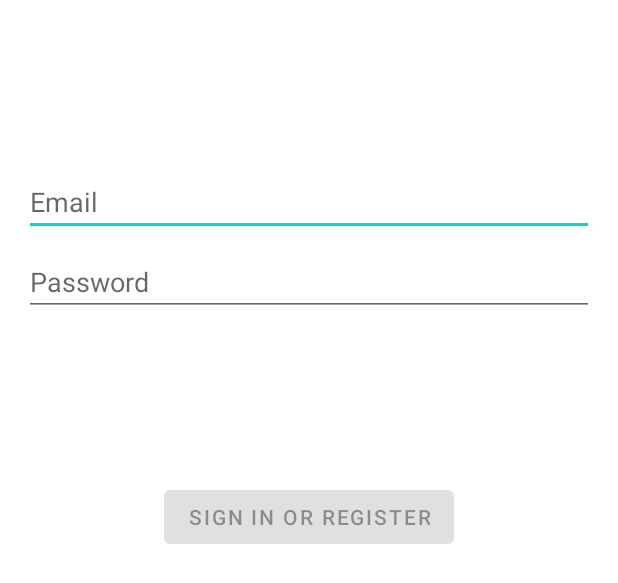
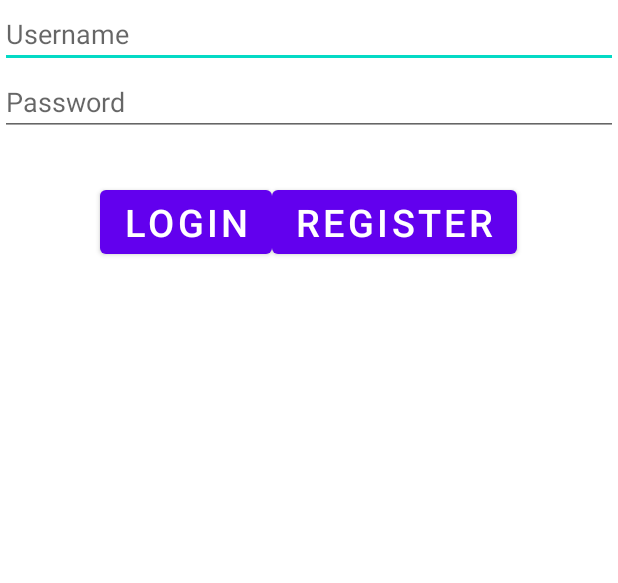
Before and after one commit to Nenonymo/IoT_aem, an Android app: the layout activity_login.xml on its own in the app's theme, with its tools: preview values and no code run, on a phone screen of 412 x 824 dp. Shown: the top 583 px of the screen. Run offline under Robolectric (Android 15) with nearby library versions, the phone set to English and light mode, and no system bars.

Commit message:
add more python scripts and remove old login

```diff
--- a/app/IoTLab3App/app/build.gradle
+++ b/app/IoTLab3App/app/build.gradle
@@ -46,6 +46,7 @@ dependencies {
     //implementation 'org.eclipse.paho:org.eclipse.paho.android.service:1.1.1'
     implementation 'androidx.legacy:legacy-support-v4:1.0.0'
     implementation "com.github.hannesa2:paho.mqtt.android:3.5.1"
+    implementation 'mysql:mysql-connector-java:5.1.49'
 
 
 }
--- a/app/IoTLab3App/app/src/main/java/com/example/iotlab3app/MainActivity.java
+++ b/app/IoTLab3App/app/src/main/java/com/example/iotlab3app/MainActivity.java
@@ -2,15 +2,13 @@ package com.example.iotlab3app;
 
 import androidx.appcompat.app.AppCompatActivity;
 
-import android.content.Intent;
-import android.graphics.Color;
 import android.os.Bundle;
 import android.util.Log;
 import android.widget.Button;
 import android.widget.TextView;
 
 //import org.eclipse.paho.android.service.MqttAndroidClient;
-import com.example.iotlab3app.ui.login.LoginActivity;
+//import com.example.iotlab3app.Connection.login.LoginActivity;
 
 import info.mqtt.android.service.Ack;
 import info.mqtt.android.service.MqttAndroidClient;
@@ -20,9 +18,7 @@ import org.eclipse.paho.client.mqttv3.IMqttDeliveryToken;
 import org.eclipse.paho.client.mqttv3.IMqttToken;
 import org.eclipse.paho.client.mqttv3.MqttCallbackExtended;
 import org.eclipse.paho.client.mqttv3.MqttClient;
-import org.eclipse.paho.client.mqttv3.MqttException;
 import org.eclipse.paho.client.mqttv3.MqttMessage;
-import org.eclipse.paho.*;
 
 public class MainActivity extends AppCompatActivity {
     private TextView txv_rgb;
--- a/app/IoTLab3App/app/src/main/res/layout-w1240dp/activity_login.xml
+++ /dev/null
@@ -1,69 +0,0 @@
-<?xml version="1.0" encoding="utf-8"?>
-<androidx.constraintlayout.widget.ConstraintLayout xmlns:android="http://schemas.android.com/apk/res/android"
-    xmlns:app="http://schemas.android.com/apk/res-auto"
-    xmlns:tools="http://schemas.android.com/tools"
-    android:id="@+id/container"
-    android:layout_width="match_parent"
-    android:layout_height="match_parent"
-    android:paddingLeft="@dimen/activity_horizontal_margin"
-    android:paddingTop="@dimen/activity_vertical_margin"
-    android:paddingRight="@dimen/activity_horizontal_margin"
-    android:paddingBottom="@dimen/activity_vertical_margin"
-    tools:context=".ui.login.LoginActivity">
-
-    <EditText
-        android:id="@+id/username"
-        android:layout_width="0dp"
-        android:layout_height="wrap_content"
-        android:layout_marginTop="96dp"
-        android:hint="@string/prompt_email"
-        android:inputType="textEmailAddress"
-        android:selectAllOnFocus="true"
-        app:layout_constraintEnd_toEndOf="parent"
-        app:layout_constraintStart_toStartOf="parent"
-        app:layout_constraintTop_toTopOf="parent" />
-
-    <EditText
-        android:id="@+id/password"
-        android:layout_width="0dp"
-        android:layout_height="wrap_content"
-        android:layout_marginTop="8dp"
-        android:hint="@string/prompt_password"
-        android:imeActionLabel="@string/action_sign_in_short"
-        android:imeOptions="actionDone"
-        android:inputType="textPassword"
-        android:selectAllOnFocus="true"
-        app:layout_constraintEnd_toEndOf="parent"
-        app:layout_constraintStart_toStartOf="parent"
-        app:layout_constraintTop_toBottomOf="@+id/username" />
-
-    <Button
-        android:id="@+id/login"
-        android:layout_width="wrap_content"
-        android:layout_height="wrap_content"
-        android:layout_gravity="start"
-        android:layout_marginTop="16dp"
-        android:layout_marginBottom="64dp"
-        android:enabled="false"
-        android:text="@string/action_sign_in"
-        app:layout_constraintBottom_toBottomOf="parent"
-        app:layout_constraintEnd_toEndOf="parent"
-        app:layout_constraintStart_toStartOf="parent"
-        app:layout_constraintTop_toBottomOf="@+id/password"
-        app:layout_constraintVertical_bias="0.2" />
-
-    <ProgressBar
-        android:id="@+id/loading"
-        android:layout_width="wrap_content"
-        android:layout_height="wrap_content"
-        android:layout_gravity="center"
-        android:layout_marginTop="64dp"
-        android:layout_marginBottom="64dp"
-        android:visibility="gone"
-        app:layout_constraintBottom_toBottomOf="parent"
-        app:layout_constraintEnd_toEndOf="@+id/password"
-        app:layout_constraintStart_toStartOf="@+id/password"
-        app:layout_constraintTop_toTopOf="parent"
-        app:layout_constraintVertical_bias="0.3" />
-
-</androidx.constraintlayout.widget.ConstraintLayout>
--- a/app/IoTLab3App/app/src/main/res/layout-w936dp/activity_login.xml
+++ /dev/null
@@ -1,76 +0,0 @@
-<?xml version="1.0" encoding="utf-8"?>
-<androidx.constraintlayout.widget.ConstraintLayout xmlns:android="http://schemas.android.com/apk/res/android"
-    xmlns:app="http://schemas.android.com/apk/res-auto"
-    xmlns:tools="http://schemas.android.com/tools"
-    android:id="@+id/container"
-    android:layout_width="match_parent"
-    android:layout_height="match_parent"
-    android:paddingLeft="@dimen/activity_horizontal_margin"
-    android:paddingTop="@dimen/activity_vertical_margin"
-    android:paddingRight="@dimen/activity_horizontal_margin"
-    android:paddingBottom="@dimen/activity_vertical_margin"
-    tools:context=".ui.login.LoginActivity">
-
-    <androidx.constraintlayout.widget.ConstraintLayout
-        android:layout_width="840dp"
-        android:layout_height="match_parent"
-        app:layout_constraintEnd_toEndOf="parent"
-        app:layout_constraintStart_toStartOf="parent">
-
-        <EditText
-            android:id="@+id/username"
-            android:layout_width="0dp"
-            android:layout_height="wrap_content"
-            android:layout_marginTop="96dp"
-            android:hint="@string/prompt_email"
-            android:inputType="textEmailAddress"
-            android:selectAllOnFocus="true"
-            app:layout_constraintEnd_toEndOf="parent"
-            app:layout_constraintStart_toStartOf="parent"
-            app:layout_constraintTop_toTopOf="parent" />
-
-        <EditText
-            android:id="@+id/password"
-            android:layout_width="0dp"
-            android:layout_height="wrap_content"
-            android:layout_marginTop="8dp"
-            android:hint="@string/prompt_password"
-            android:imeActionLabel="@string/action_sign_in_short"
-            android:imeOptions="actionDone"
-            android:inputType="textPassword"
-            android:selectAllOnFocus="true"
-            app:layout_constraintEnd_toEndOf="parent"
-            app:layout_constraintStart_toStartOf="parent"
-            app:layout_constraintTop_toBottomOf="@+id/username" />
-
-        <Button
-            android:id="@+id/login"
-            android:layout_width="wrap_content"
-            android:layout_height="wrap_content"
-            android:layout_gravity="start"
-            android:layout_marginTop="16dp"
-            android:layout_marginBottom="64dp"
-            android:enabled="false"
-            android:text="@string/action_sign_in"
-            app:layout_constraintBottom_toBottomOf="parent"
-            app:layout_constraintEnd_toEndOf="parent"
-            app:layout_constraintStart_toStartOf="parent"
-            app:layout_constraintTop_toBottomOf="@+id/password"
-            app:layout_constraintVertical_bias="0.2" />
-
-        <ProgressBar
-            android:id="@+id/loading"
-            android:layout_width="wrap_content"
-            android:layout_height="wrap_content"
-            android:layout_gravity="center"
-            android:layout_marginTop="64dp"
-            android:layout_marginBottom="64dp"
-            android:visibility="gone"
-            app:layout_constraintBottom_toBottomOf="parent"
-            app:layout_constraintEnd_toEndOf="@+id/password"
-            app:layout_constraintStart_toStartOf="@+id/password"
-            app:layout_constraintTop_toTopOf="parent"
-            app:layout_constraintVertical_bias="0.3" />
-
-    </androidx.constraintlayout.widget.ConstraintLayout>
-</androidx.constraintlayout.widget.ConstraintLayout>
--- a/app/IoTLab3App/app/src/main/res/layout/activity_login.xml
+++ b/app/IoTLab3App/app/src/main/res/layout/activity_login.xml
@@ -1,69 +1,51 @@
 <?xml version="1.0" encoding="utf-8"?>
-<androidx.constraintlayout.widget.ConstraintLayout xmlns:android="http://schemas.android.com/apk/res/android"
+<LinearLayout xmlns:android="http://schemas.android.com/apk/res/android"
     xmlns:app="http://schemas.android.com/apk/res-auto"
     xmlns:tools="http://schemas.android.com/tools"
-    android:id="@+id/container"
     android:layout_width="match_parent"
     android:layout_height="match_parent"
-    android:paddingLeft="@dimen/activity_horizontal_margin"
-    android:paddingTop="@dimen/activity_vertical_margin"
-    android:paddingRight="@dimen/activity_horizontal_margin"
-    android:paddingBottom="@dimen/activity_vertical_margin"
-    tools:context=".ui.login.LoginActivity">
+    tools:context=".LoginActivity"
+    android:orientation="vertical"
+    >
 
     <EditText
-        android:id="@+id/username"
-        android:layout_width="0dp"
+        android:layout_width="match_parent"
         android:layout_height="wrap_content"
-        android:layout_marginTop="96dp"
-        android:hint="@string/prompt_email"
-        android:inputType="textEmailAddress"
-        android:selectAllOnFocus="true"
-        app:layout_constraintEnd_toEndOf="parent"
-        app:layout_constraintStart_toStartOf="parent"
-        app:layout_constraintTop_toTopOf="parent" />
+        android:inputType="text"
+        android:hint="Username"
+        android:id="@+id/usernamelogin"/>
 
     <EditText
-        android:id="@+id/password"
-        android:layout_width="0dp"
+        android:layout_width="match_parent"
         android:layout_height="wrap_content"
-        android:layout_marginTop="8dp"
-        android:hint="@string/prompt_password"
-        android:imeActionLabel="@string/action_sign_in_short"
-        android:imeOptions="actionDone"
         android:inputType="textPassword"
-        android:selectAllOnFocus="true"
-        app:layout_constraintEnd_toEndOf="parent"
-        app:layout_constraintStart_toStartOf="parent"
-        app:layout_constraintTop_toBottomOf="@+id/username" />
+        android:hint="Password"
+        android:id="@+id/passwordlogin"/>
 
-    <Button
-        android:id="@+id/login"
-        android:layout_width="wrap_content"
+    <LinearLayout
+        android:layout_width="match_parent"
         android:layout_height="wrap_content"
-        android:layout_gravity="start"
-        android:layout_marginTop="16dp"
-        android:layout_marginBottom="64dp"
-        android:enabled="false"
-        android:text="@string/action_sign_in"
-        app:layout_constraintBottom_toBottomOf="parent"
-        app:layout_constraintEnd_toEndOf="parent"
-        app:layout_constraintStart_toStartOf="parent"
-        app:layout_constraintTop_toBottomOf="@+id/password"
-        app:layout_constraintVertical_bias="0.2" />
+        android:orientation="horizontal"
+        android:layout_marginTop="30dp"
+        android:layout_gravity="center"
+        android:gravity="center"
+        >
 
-    <ProgressBar
-        android:id="@+id/loading"
-        android:layout_width="wrap_content"
-        android:layout_height="wrap_content"
-        android:layout_gravity="center"
-        android:layout_marginTop="64dp"
-        android:layout_marginBottom="64dp"
-        android:visibility="gone"
-        app:layout_constraintBottom_toBottomOf="parent"
-        app:layout_constraintEnd_toEndOf="@+id/password"
-        app:layout_constraintStart_toStartOf="@+id/password"
-        app:layout_constraintTop_toTopOf="parent"
-        app:layout_constraintVertical_bias="0.3" />
+        <Button
+            android:layout_width="wrap_content"
+            android:layout_height="wrap_content"
+            android:text="Login"
+            android:id="@+id/loginbtn"
+            android:textSize="25dp"
+            />
 
-</androidx.constraintlayout.widget.ConstraintLayout>
+        <Button
+            android:layout_width="wrap_content"
+            android:layout_height="wrap_content"
+            android:text="Register"
+            android:id="@+id/regbtn"
+            android:textSize="25dp"
+            />
+    </LinearLayout>
+
+</LinearLayout>
```
Also changed, not shown: app/IoTLab3App/app/src/main/AndroidManifest.xml (+1 -11 lines), app/IoTLab3App/app/src/main/java/com/example/iotlab3app/Connection/ConnectionClass.java (added, +8 -0 lines), app/IoTLab3App/app/src/main/java/com/example/iotlab3app/LogInActivity.java (deleted, +0 -14 lines), app/IoTLab3App/app/src/main/java/com/example/iotlab3app/LoginActivity.java (added, +141 -0 lines), app/IoTLab3App/app/src/main/java/com/example/iotlab3app/ui/login/LoggedInUserView.java (deleted, +0 -17 lines), app/IoTLab3App/app/src/main/java/com/example/iotlab3app/ui/login/LoginActivity.java (deleted, +0 -140 lines), app/IoTLab3App/app/src/main/java/com/example/iotlab3app/ui/login/LoginFormState.java (deleted, +0 -40 lines), app/IoTLab3App/app/src/main/java/com/example/iotlab3app/ui/login/LoginResult.java (deleted, +0 -31 lines), app/IoTLab3App/app/src/main/java/com/example/iotlab3app/ui/login/LoginViewModel.java (deleted, +0 -70 lines), app/IoTLab3App/app/src/main/java/com/example/iotlab3app/ui/login/LoginViewModelFactory.java (deleted, +0 -26 lines), app/IoTLab3App/app/src/main/res/layout/activity_log_in.xml (deleted, +0 -9 lines), 1 other file.
